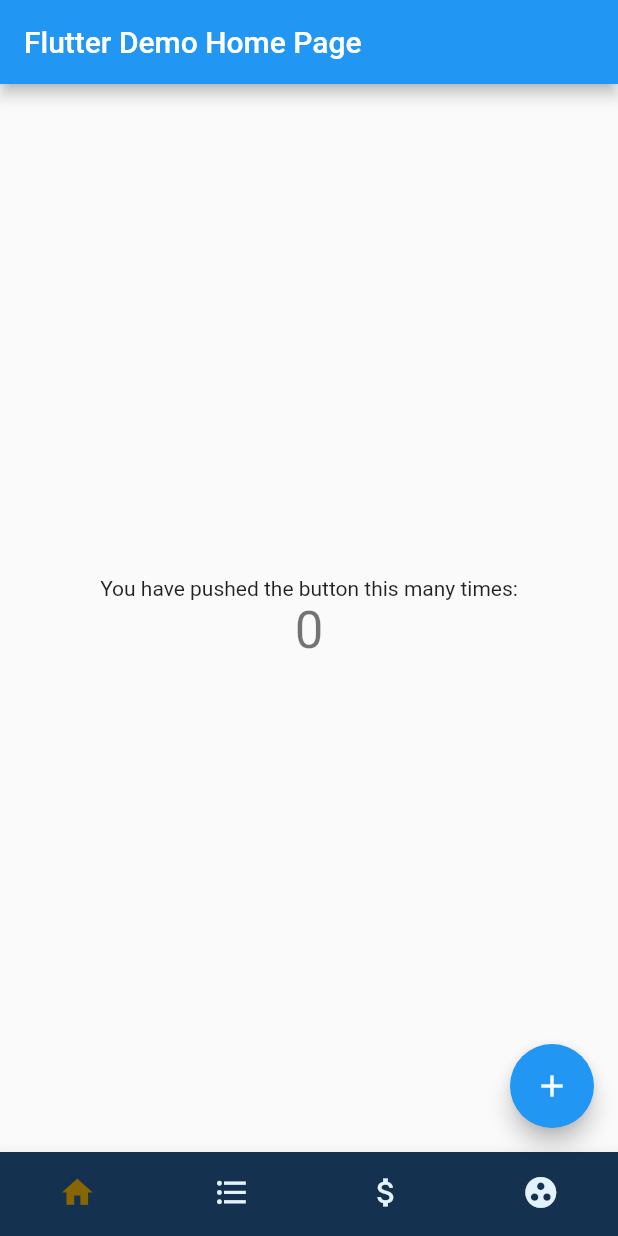
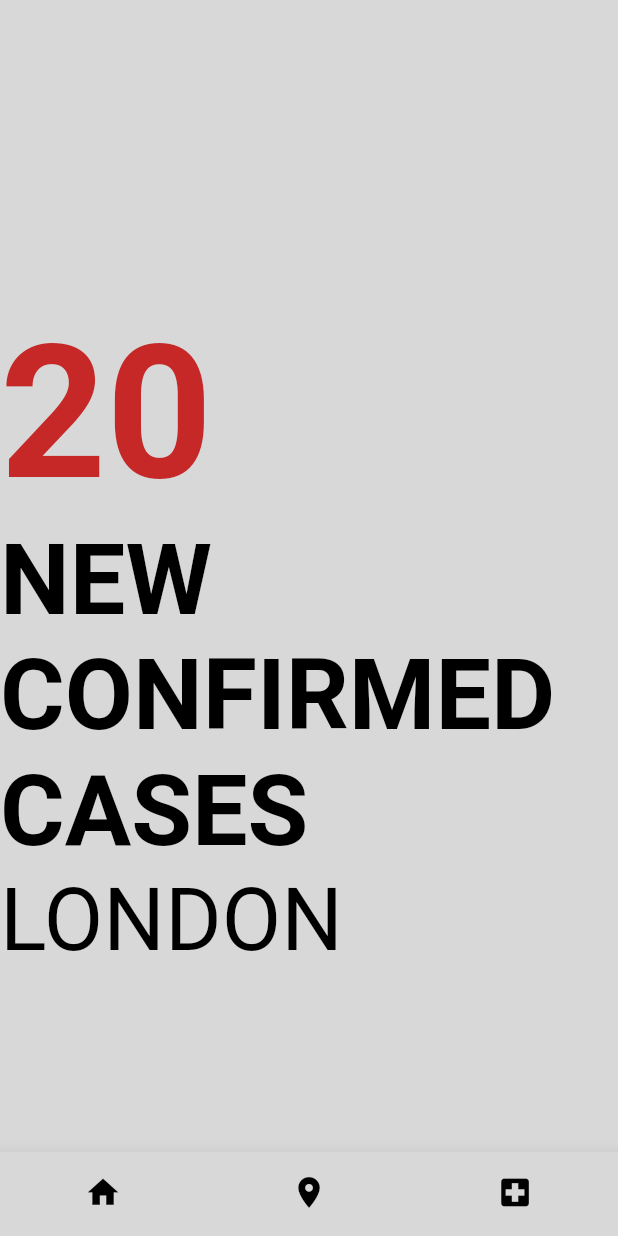
Before and after one commit to toladele/htc_covid_app, a Flutter app: the screen it shows after launch, on a phone screen of 412 x 824 dp. Run offline on Flutter 3.47's test engine with Material 2 defaults, Android fonts, the phone set to English and light mode, and no system bars.

Commit message:
basic theme layout

```diff
--- /dev/null
+++ b/lib/color_resource.dart
@@ -0,0 +1,6 @@
+import 'dart:ui';
+
+class ColorResource {
+  static const Color mainColor = Color(0xffD8D8D8);
+  static const Color accentColor = Color(0xff000000);
+}
--- /dev/null
+++ b/lib/home_page.dart
@@ -0,0 +1,115 @@
+import 'package:flutter/cupertino.dart';
+import 'package:flutter/material.dart';
+
+import 'color_resource.dart';
+import 'config/size_config.dart';
+
+class HomePage extends StatefulWidget {
+  HomePage({Key key, this.title}) : super(key: key);
+
+  final String title;
+
+  @override
+  _HomePageState createState() => _HomePageState();
+}
+
+class _HomePageState extends State<HomePage> {
+  int _counter = 0;
+  int _selectedIndex = 0;
+
+  @override
+  Widget build(BuildContext context) {
+    // This method is rerun every time setState is called, for instance as done
+    // by the _incrementCounter method above.
+    //
+    // The Flutter framework has been optimized to make rerunning build methods
+    // fast, so that you can just rebuild anything that needs updating rather
+    // than having to individually change instances of widgets.
+    SizeConfig().init(context);
+    return Scaffold(
+      body: Column(
+        crossAxisAlignment: CrossAxisAlignment.start,
+        mainAxisAlignment: MainAxisAlignment.center,
+        children: <Widget>[
+          Container(
+            height: SizeConfig().getBlockSizeVertical(10),
+          ),
+          Text(
+            '20'.toUpperCase(),
+            style: TextStyle(
+                color: Colors.red[800],
+                fontSize: SizeConfig().getBlockSizeHorizontal(30),
+                fontWeight: FontWeight.bold),
+          ),
+          Text(
+            'New'.toUpperCase(),
+            style: TextStyle(
+                color: ColorResource.accentColor,
+                fontSize: SizeConfig().getBlockSizeHorizontal(16),
+                fontWeight: FontWeight.bold),
+          ),
+          Text(
+            'Confirmed'.toUpperCase(),
+            style: TextStyle(
+                color: ColorResource.accentColor,
+                fontSize: SizeConfig().getBlockSizeHorizontal(16),
+                fontWeight: FontWeight.bold),
+          ),
+          Text(
+            'Cases'.toUpperCase(),
+            style: TextStyle(
+                color: ColorResource.accentColor,
+                fontSize: SizeConfig().getBlockSizeHorizontal(16),
+                fontWeight: FontWeight.bold),
+          ),
+          Text(
+            'London'.toUpperCase(),
+            style: TextStyle(
+                color: ColorResource.accentColor,
+                fontSize: SizeConfig().getBlockSizeHorizontal(14),
+                fontWeight: FontWeight.normal),
+          ),
+        ],
+      ),
+      floatingActionButton: _selectedIndex == 2
+          ? FloatingActionButton(
+              onPressed: () {},
+              tooltip: 'Increment',
+              child: Icon(Icons.add),
+            )
+          : Container(), // This trailing comma makes auto-formatting nicer for build methods.
+      bottomNavigationBar: BottomNavigationBar(
+        type: BottomNavigationBarType.fixed,
+        showSelectedLabels: false,
+        showUnselectedLabels: false,
+        iconSize: SizeConfig().getBlockSizeVertical(3.0),
+        unselectedItemColor: Theme.of(context).secondaryHeaderColor,
+        selectedItemColor: ColorResource.accentColor,
+        backgroundColor: ColorResource.mainColor,
+        elevation: 10.0,
+        items: const <BottomNavigationBarItem>[
+          BottomNavigationBarItem(
+            icon: Icon(Icons.home),
+            label: 'Home',
+          ),
+          BottomNavigationBarItem(
+            icon: Icon(Icons.location_on),
+            label: 'Bulletin',
+          ),
+          BottomNavigationBarItem(
+            icon: Icon(Icons.local_hospital),
+            label: 'Expenses',
+          ),
+        ],
+        currentIndex: _selectedIndex,
+        onTap: _onItemTapped,
+      ),
+    );
+  }
+
+  void _onItemTapped(int index) {
+    setState(() {
+      _selectedIndex = index;
+    });
+  }
+}
--- a/lib/main.dart
+++ b/lib/main.dart
@@ -1,145 +1,39 @@
 import 'package:flutter/material.dart';
+import 'package:flutter/services.dart';
 
-import 'config/size_config.dart';
+import 'home_page.dart';
 
-void main() {
+Future main() async {
+  WidgetsFlutterBinding.ensureInitialized();
+  await SystemChrome.setPreferredOrientations([
+    DeviceOrientation.portraitUp,
+  ]);
+  await SystemChrome.setEnabledSystemUIOverlays([]);
   runApp(MyApp());
 }
 
 class MyApp extends StatelessWidget {
-  // This widget is the root of your application.
   @override
   Widget build(BuildContext context) {
     return MaterialApp(
-      title: 'Flutter Demo',
-      theme: ThemeData(
-        // This is the theme of your application.
-        //
-        // Try running your application with "flutter run". You'll see the
-        // application has a blue toolbar. Then, without quitting the app, try
-        // changing the primarySwatch below to Colors.green and then invoke
-        // "hot reload" (press "r" in the console where you ran "flutter run",
-        // or simply save your changes to "hot reload" in a Flutter IDE).
-        // Notice that the counter didn't reset back to zero; the application
-        // is not restarted.
-        primarySwatch: Colors.blue,
-        // This makes the visual density adapt to the platform that you run
-        // the app on. For desktop platforms, the controls will be smaller and
-        // closer together (more dense) than on mobile platforms.
-        visualDensity: VisualDensity.adaptivePlatformDensity,
-      ),
-      home: MyHomePage(title: 'Flutter Demo Home Page'),
-    );
+        title: 'COVID Alert',
+        theme: ThemeData(
+          primarySwatch: Colors.blueGrey,
+          primaryColor: Color(0xff143150),
+          secondaryHeaderColor: Color(0xff000000), // 08b9ff, 609fe2 (original)
+          scaffoldBackgroundColor: Color(0xffD8D8D8),
+          buttonColor: Color(0xff143150),
+          cardColor: Color(0xff5a7491),
+          textTheme: TextTheme(
+            bodyText1: TextStyle(),
+            bodyText2: TextStyle(),
+          ).apply(
+            bodyColor: Colors.white,
+            displayColor: Colors.white,
+          ),
+        ),
+        home: new HomePage(
+          title: 'COVID CENTRAL',
+        ));
   }
 }
-
-class MyHomePage extends StatefulWidget {
-  MyHomePage({Key key, this.title}) : super(key: key);
-
-  // This widget is the home page of your application. It is stateful, meaning
-  // that it has a State object (defined below) that contains fields that affect
-  // how it looks.
-
-  // This class is the configuration for the state. It holds the values (in this
-  // case the title) provided by the parent (in this case the App widget) and
-  // used by the build method of the State. Fields in a Widget subclass are
-  // always marked "final".
-
-  final String title;
-
-  @override
-  _MyHomePageState createState() => _MyHomePageState();
-}
-
-class _MyHomePageState extends State<MyHomePage> {
-  int _counter = 0;
-  int _selectedIndex = 0;
-
-  @override
-  Widget build(BuildContext context) {
-    // This method is rerun every time setState is called, for instance as done
-    // by the _incrementCounter method above.
-    //
-    // The Flutter framework has been optimized to make rerunning build methods
-    // fast, so that you can just rebuild anything that needs updating rather
-    // than having to individually change instances of widgets.
-    SizeConfig().init(context);
-    return Scaffold(
-      appBar: AppBar(
-        // Here we take the value from the MyHomePage object that was created by
-        // the App.build method, and use it to set our appbar title.
-        title: Text(widget.title),
-      ),
-      body: Center(
-        // Center is a layout widget. It takes a single child and positions it
-        // in the middle of the parent.
-        child: Column(
-          // Column is also a layout widget. It takes a list of children and
-          // arranges them vertically. By default, it sizes itself to fit its
-          // children horizontally, and tries to be as tall as its parent.
-          //
-          // Invoke "debug painting" (press "p" in the console, choose the
-          // "Toggle Debug Paint" action from the Flutter Inspector in Android
-          // Studio, or the "Toggle Debug Paint" command in Visual Studio Code)
-          // to see the wireframe for each widget.
-          //
-          // Column has various properties to control how it sizes itself and
-          // how it positions its children. Here we use mainAxisAlignment to
-          // center the children vertically; the main axis here is the vertical
-          // axis because Columns are vertical (the cross axis would be
-          // horizontal).
-          mainAxisAlignment: MainAxisAlignment.center,
-          children: <Widget>[
-            Text(
-              'You have pushed the button this many times:',
-            ),
-            Text(
-              '$_counter',
-              style: Theme.of(context).textTheme.headline4,
-            ),
-          ],
-        ),
-      ),
-      floatingActionButton: FloatingActionButton(
-        onPressed: () {},
-        tooltip: 'Increment',
-        child: Icon(Icons.add),
-      ), // This trailing comma makes auto-formatting nicer for build methods.
-      bottomNavigationBar: BottomNavigationBar(
-        type: BottomNavigationBarType.fixed,
-        showSelectedLabels: false,
-        showUnselectedLabels: false,
-        iconSize: SizeConfig().getBlockSizeVertical(3.0),
-        unselectedItemColor: Theme.of(context).secondaryHeaderColor,
-        selectedItemColor: Color(0xff876500),
-        backgroundColor: Color(0xff143150),
-        items: const <BottomNavigationBarItem>[
-          BottomNavigationBarItem(
-            icon: Icon(Icons.home),
-            label: 'Home',
-          ),
-          BottomNavigationBarItem(
-            icon: Icon(Icons.format_list_bulleted),
-            label: 'Bulletin',
-          ),
-          BottomNavigationBarItem(
-            icon: Icon(Icons.attach_money),
-            label: 'Expenses',
-          ),
-          BottomNavigationBarItem(
-            icon: Icon(Icons.group_work),
-            label: 'Chores',
-          ),
-        ],
-        currentIndex: _selectedIndex,
-        onTap: _onItemTapped,
-      ),
-    );
-  }
-
-  void _onItemTapped(int index) {
-    setState(() {
-      _selectedIndex = index;
-    });
-  }
-}
```
